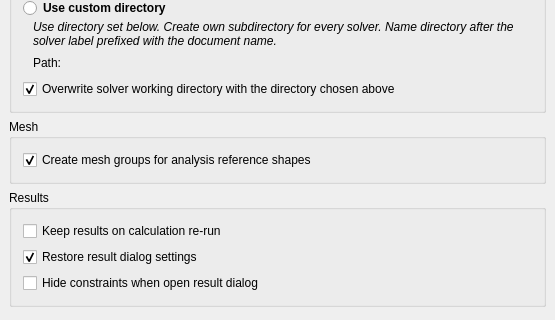
Above: src/Mod/Fem/Gui/DlgSettingsFemGeneral.ui from berndhahnebach/All_FreeCAD before the change; both pictures show x 0 to 555 and y 168 to 488 of the 555 by 662 pixel window. Below: the same form after it.
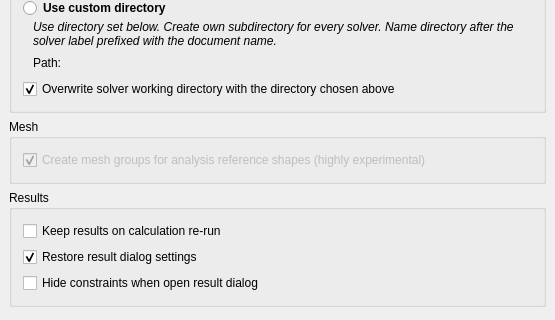
That is the form after the change. Custom widgets are drawn as their Qt base class.

Commit message: FEM: analysing group meshing, set default to False

```diff
--- a/src/Mod/Fem/Gui/DlgSettingsFemGeneral.ui
+++ b/src/Mod/Fem/Gui/DlgSettingsFemGeneral.ui
@@ -272,8 +272,11 @@
          <layout class="QGridLayout" name="gl_2">
           <item row="0" column="0">
            <widget class="Gui::PrefCheckBox" name="cb_analysis_group_meshing">
+            <property name="enabled">
+             <bool>false</bool>
+            </property>
             <property name="text">
-             <string>Create mesh groups for analysis reference shapes</string>
+             <string>Create mesh groups for analysis reference shapes (highly experimental)</string>
             </property>
             <property name="checked">
              <bool>true</bool>
```
The commit also changes 1 other file.
